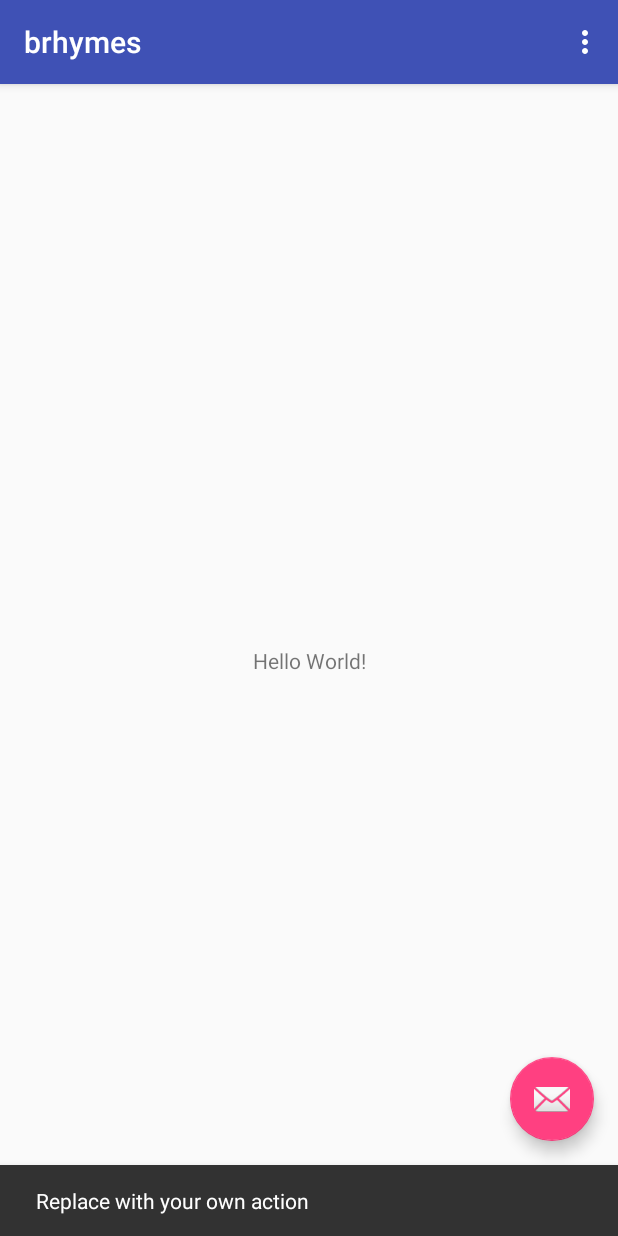
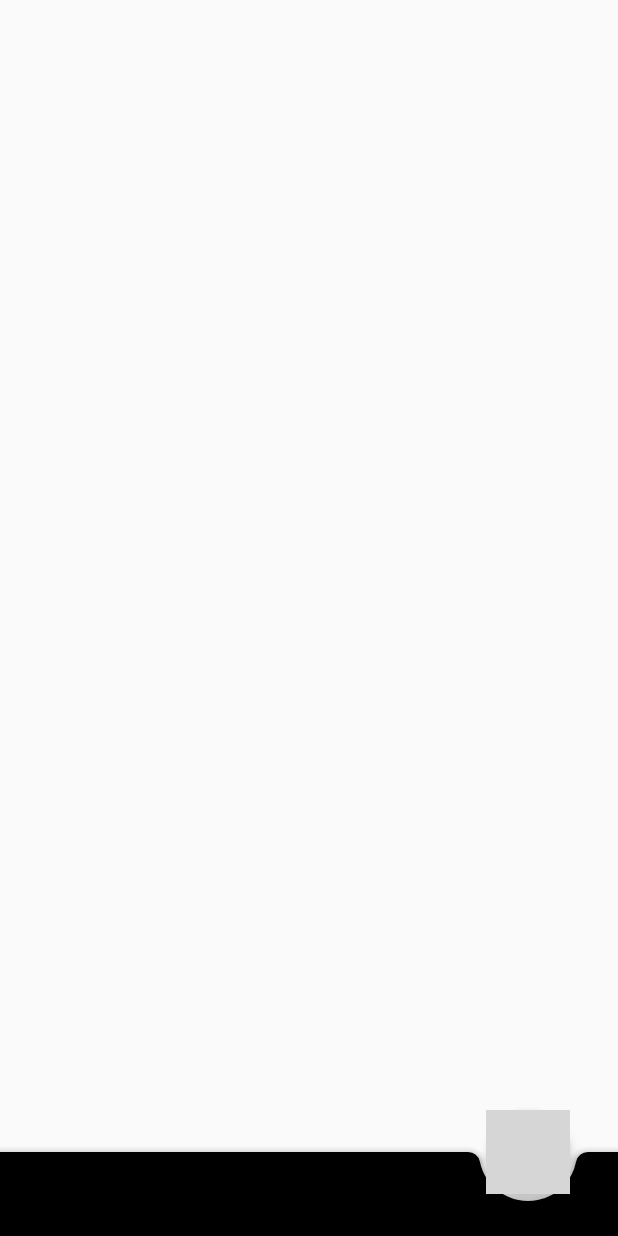
Before and after one commit to braulio94/Brhymes, an Android app: the screen it shows after launch (MainActivity), after a tap on an icon or button, on a phone screen of 412 x 824 dp. Run offline under Robolectric (Android 15) with nearby library versions, the phone set to English and light mode, and no system bars; 1 statement that could not run was skipped; grey boxes are pictures that could not be loaded.

Commit message:
add bottom app and floating action button

```diff
--- a/app/src/main/AndroidManifest.xml
+++ b/app/src/main/AndroidManifest.xml
@@ -1,6 +1,6 @@
 <?xml version="1.0" encoding="utf-8"?>
 <manifest xmlns:android="http://schemas.android.com/apk/res/android"
-    package="app.brhymes">
+    package="brhymes.app">
 
     <application
         android:allowBackup="true"
--- a/app/src/main/java/app/brhymes/MainActivity.java
+++ b/app/src/main/java/brhymes/app/MainActivity.java
@@ -1,31 +1,34 @@
-package app.brhymes;
+package brhymes.app;
 
 import android.os.Bundle;
+import android.support.design.bottomappbar.BottomAppBar;
 import android.support.design.widget.FloatingActionButton;
-import android.support.design.widget.Snackbar;
 import android.support.v7.app.AppCompatActivity;
-import android.support.v7.widget.Toolbar;
-import android.view.View;
 import android.view.Menu;
 import android.view.MenuItem;
+import android.view.View;
 
 public class MainActivity extends AppCompatActivity {
+
+    BottomAppBar bottomAppBar;
 
     @Override
     protected void onCreate(Bundle savedInstanceState) {
         super.onCreate(savedInstanceState);
         setContentView(R.layout.activity_main);
-        Toolbar toolbar = (Toolbar) findViewById(R.id.toolbar);
-        setSupportActionBar(toolbar);
 
-        FloatingActionButton fab = (FloatingActionButton) findViewById(R.id.fab);
-        fab.setOnClickListener(new View.OnClickListener() {
+        bottomAppBar = findViewById(R.id.bar);
+        findViewById(R.id.fab).setOnClickListener(new View.OnClickListener() {
             @Override
             public void onClick(View view) {
-                Snackbar.make(view, "Replace with your own action", Snackbar.LENGTH_LONG)
-                        .setAction("Action", null).show();
+                if (bottomAppBar.isFabAttached()){
+                    bottomAppBar.setFabAttached(false);
+                } else {
+                    bottomAppBar.setFabAttached(true);
+                }
             }
         });
+
     }
 
     @Override
--- a/app/src/main/java/app/brhymes/MainActivityFragment.java
+++ b/app/src/main/java/brhymes/app/MainActivityFragment.java
@@ -1,4 +1,4 @@
-package app.brhymes;
+package brhymes.app;
 
 import android.support.v4.app.Fragment;
 import android.os.Bundle;
--- a/app/src/main/res/layout/activity_main.xml
+++ b/app/src/main/res/layout/activity_main.xml
@@ -6,28 +6,22 @@
     android:layout_height="match_parent"
     tools:context=".MainActivity">
 
-    <android.support.design.widget.AppBarLayout
+    <android.support.design.bottomappbar.BottomAppBar
+        android:id="@+id/bar"
         android:layout_width="match_parent"
         android:layout_height="wrap_content"
-        android:theme="@style/AppTheme.AppBarOverlay">
-
-        <android.support.v7.widget.Toolbar
-            android:id="@+id/toolbar"
-            android:layout_width="match_parent"
-            android:layout_height="?attr/actionBarSize"
-            android:background="?attr/colorPrimary"
-            app:popupTheme="@style/AppTheme.PopupOverlay" />
-
-    </android.support.design.widget.AppBarLayout>
-
-    <include layout="@layout/content_main" />
+        android:layout_gravity="bottom"
+        style="@style/Widget.MaterialComponents.BottomAppBar"
+        app:backgroundTint="@android:color/black"
+        app:fabAlignmentMode="end"
+        />
 
     <android.support.design.widget.FloatingActionButton
         android:id="@+id/fab"
         android:layout_width="wrap_content"
         android:layout_height="wrap_content"
-        android:layout_gravity="bottom|end"
-        android:layout_margin="@dimen/fab_margin"
-        app:srcCompat="@android:drawable/ic_dialog_email" />
+        app:layout_anchor="@id/bar"
+        android:src="@drawable/ic_play"
+        />
 
 </android.support.design.widget.CoordinatorLayout>
--- a/app/src/main/res/layout/content_main.xml
+++ b/app/src/main/res/layout/content_main.xml
@@ -2,7 +2,7 @@
     xmlns:app="http://schemas.android.com/apk/res-auto"
     xmlns:tools="http://schemas.android.com/tools"
     android:id="@+id/fragment"
-    android:name="app.brhymes.MainActivityFragment"
+    android:name="brhymes.app.MainActivityFragment"
     android:layout_width="match_parent"
     android:layout_height="match_parent"
     app:layout_behavior="@string/appbar_scrolling_view_behavior"
--- a/app/src/main/res/menu/menu_main.xml
+++ b/app/src/main/res/menu/menu_main.xml
@@ -1,7 +1,7 @@
 <menu xmlns:android="http://schemas.android.com/apk/res/android"
     xmlns:app="http://schemas.android.com/apk/res-auto"
     xmlns:tools="http://schemas.android.com/tools"
-    tools:context="app.brhymes.MainActivity">
+    tools:context="brhymes.app.MainActivity">
     <item
         android:id="@+id/action_settings"
         android:orderInCategory="100"
```
Also changed, not shown: 4 other files.
